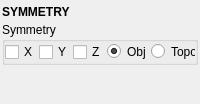
This is tentacle/ui/symmetry.ui in m3trik/tentacle as Qt 5 draws it before an edit. The edited form follows.
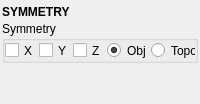
This is the edited form. Custom widgets are drawn as their Qt base class.

```diff
--- a/tentacle/ui/symmetry.ui
+++ b/tentacle/ui/symmetry.ui
@@ -55,7 +55,7 @@
         <property name="minimumSize">
          <size>
           <width>0</width>
-          <height>20</height>
+          <height>19</height>
          </size>
         </property>
         <property name="font">
@@ -169,13 +169,13 @@
            <property name="minimumSize">
             <size>
              <width>0</width>
-             <height>20</height>
+             <height>19</height>
             </size>
            </property>
            <property name="maximumSize">
             <size>
              <width>16777215</width>
-             <height>20</height>
+             <height>19</height>
             </size>
            </property>
            <property name="toolTip">
@@ -206,13 +206,13 @@
            <property name="minimumSize">
             <size>
              <width>0</width>
-             <height>20</height>
+             <height>19</height>
             </size>
            </property>
            <property name="maximumSize">
             <size>
              <width>16777215</width>
-             <height>20</height>
+             <height>19</height>
             </size>
            </property>
            <property name="toolTip">
@@ -243,13 +243,13 @@
            <property name="minimumSize">
             <size>
              <width>0</width>
-             <height>20</height>
+             <height>19</height>
             </size>
            </property>
            <property name="maximumSize">
             <size>
              <width>16777215</width>
-             <height>20</height>
+             <height>19</height>
             </size>
            </property>
            <property name="toolTip">
@@ -293,13 +293,13 @@
         <property name="minimumSize">
          <size>
           <width>0</width>
-          <height>20</height>
+          <height>19</height>
          </size>
         </property>
         <property name="maximumSize">
          <size>
           <width>16777215</width>
-          <height>20</height>
+          <height>19</height>
          </size>
         </property>
        </widget>
```
